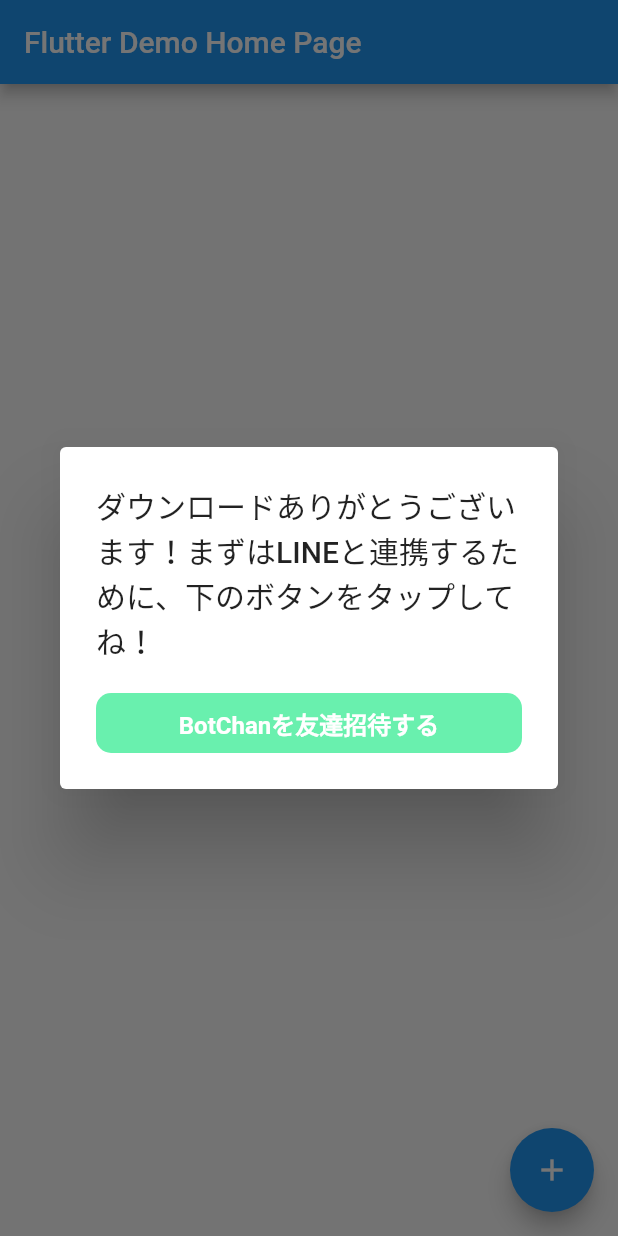
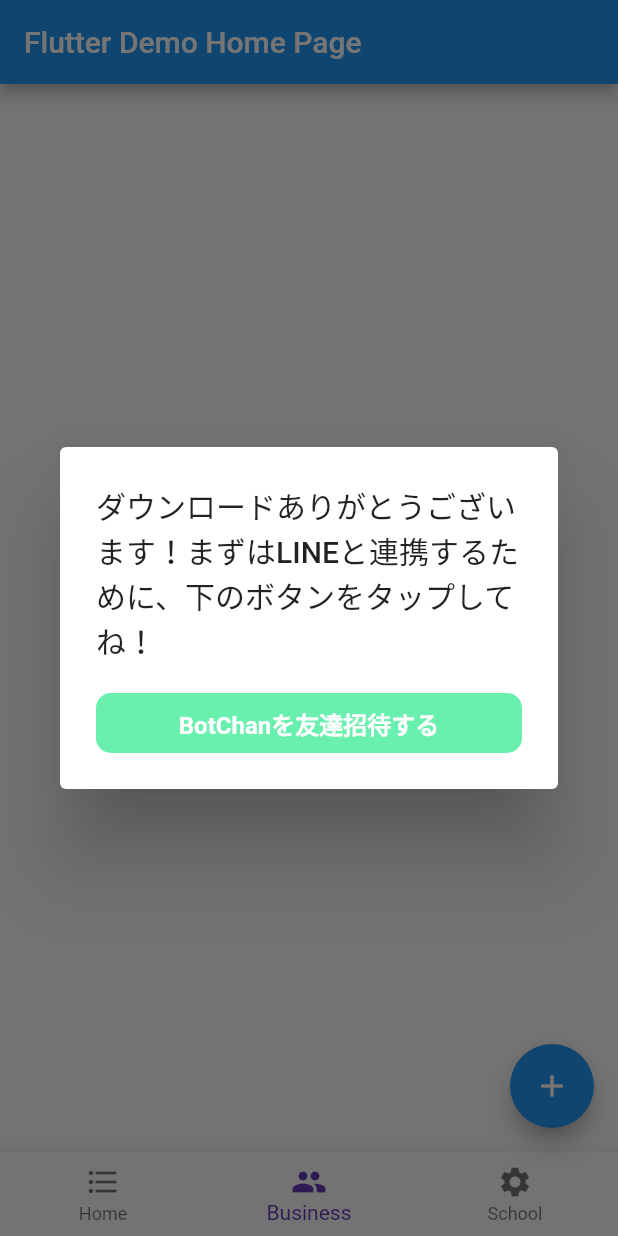
Before and after one commit to takkota/botchan_client, a Flutter app: the screen it shows after launch, after a tap on the "add" icon, on a phone screen of 412 x 824 dp. Run offline on Flutter 3.47's test engine with Material 2 defaults, Android fonts, the phone set to English and light mode, and no system bars; our stand-ins replace after_layout, firebase_dynamic_links, shared_preferences; accounts and stored records are empty.

```diff
--- a/lib/main.dart
+++ b/lib/main.dart
@@ -27,13 +27,13 @@ class MyApp extends StatelessWidget {
         // is not restarted.
         primarySwatch: Colors.blue,
       ),
-      home: MyHomePage(title: 'Flutter Demo Home Page'),
+      home: MainPage(title: 'Flutter Demo Home Page'),
     );
   }
 }
 
-class MyHomePage extends StatefulWidget {
-  MyHomePage({Key key, this.title}) : super(key: key);
+class MainPage extends StatefulWidget {
+  MainPage({Key key, this.title}) : super(key: key);
 
   // This widget is the home page of your application. It is stateful, meaning
   // that it has a State object (defined below) that contains fields that affect
@@ -47,10 +47,12 @@ class MyHomePage extends StatefulWidget {
   final String title;
 
   @override
-  _MyHomePageState createState() => _MyHomePageState();
+  _MainPageState createState() => _MainPageState();
 }
 
-class _MyHomePageState extends State<MyHomePage> with AfterLayoutMixin<MyHomePage> {
+class _MainPageState extends State<MainPage> with AfterLayoutMixin<MainPage> {
+
+  int _selectedIndex = 1;
 
   _launchUrl(String url) async {
     if (await canLaunch(url)) {
@@ -88,9 +90,7 @@ class _MyHomePageState extends State<MyHomePage> with AfterLayoutMixin<MyHomePag
 
   void _showInitialDialog() async {
     final accountLinked = await SharedPreferencesHelper.isAccountLinked();
-    print("testd:showDialog?" + accountLinked.toString());
     if (!accountLinked) {
-      print("testd:showDialog!!");
       showDialog(context: context,
           barrierDismissible: false,
           builder: (BuildContext context) {
@@ -155,6 +155,12 @@ class _MyHomePageState extends State<MyHomePage> with AfterLayoutMixin<MyHomePag
     });
   }
 
+  void _onTabTapped(int index) {
+    setState(() {
+      _selectedIndex = index;
+    });
+  }
+
   @override
   void initState() {
     super.initState();
@@ -178,7 +184,6 @@ class _MyHomePageState extends State<MyHomePage> with AfterLayoutMixin<MyHomePag
     return WillPopScope(
         onWillPop: () {
           SharedPreferencesHelper.isAccountLinked().then((linked) {
-            print("testd:accountLinked");
             if (linked) Navigator.of(context).pop();
           });
         },
@@ -218,6 +223,16 @@ class _MyHomePageState extends State<MyHomePage> with AfterLayoutMixin<MyHomePag
               ],
             ),
           ),
+          bottomNavigationBar: BottomNavigationBar(
+            items: <BottomNavigationBarItem>[
+              BottomNavigationBarItem(icon: Icon(Icons.format_list_bulleted), title: Text('Home')),
+              BottomNavigationBarItem(icon: Icon(Icons.group), title: Text('Business')),
+              BottomNavigationBarItem(icon: Icon(Icons.settings), title: Text('School')),
+            ],
+            currentIndex: _selectedIndex,
+            fixedColor: Colors.deepPurple,
+            onTap: _onTabTapped,
+          ),
           floatingActionButton: FloatingActionButton(
             onPressed: () {},
             tooltip: 'Increment',
```
Also changed, not shown: 1 other file.
